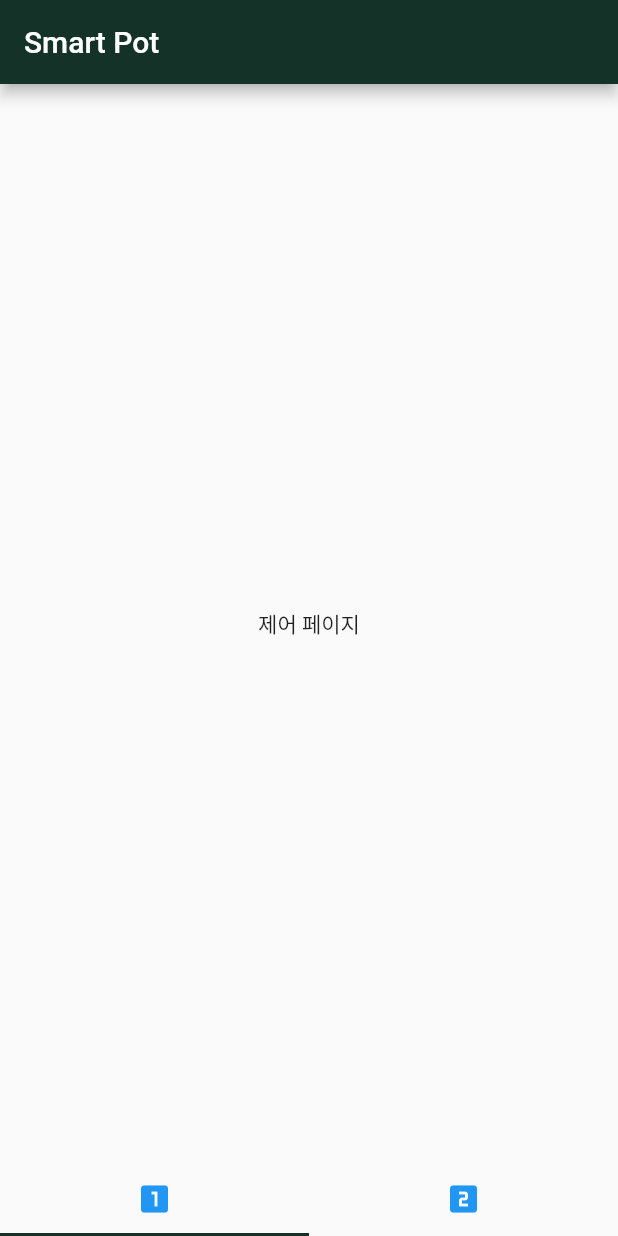
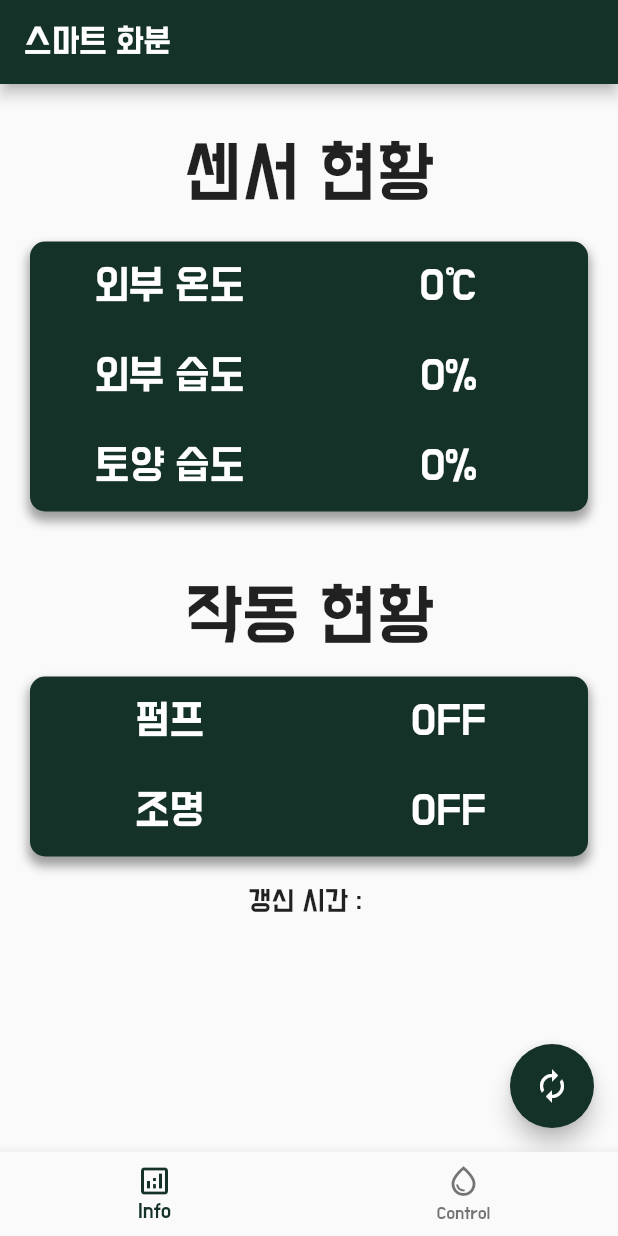
Before and after one commit to Gyudong-Kim/Smart_Pot, a Flutter app: the screen it shows after launch, on a phone screen of 412 x 824 dp. Run offline on Flutter 3.47's test engine with Material 2 defaults, Android fonts, the light colour scheme and no system bars; network calls fail.

Commit message:
Info 페이지 구현

```diff
--- a/lib/control.dart
+++ /dev/null
@@ -1,13 +0,0 @@
-import 'package:flutter/material.dart';
-
-class control extends StatelessWidget {
-  @override
-  Widget build(BuildContext context) {
-    return Scaffold(
-        body: Container(
-      child: Center(
-        child: Text("제어 페이지"),
-      ),
-    ));
-  }
-}
--- /dev/null
+++ b/lib/home.dart
@@ -0,0 +1,46 @@
+import 'package:flutter/material.dart';
+import 'views/control_view.dart';
+import 'views/info_view.dart';
+import 'styles/color.dart';
+
+class Home extends StatefulWidget {
+  const Home({Key? key}) : super(key: key);
+
+  @override
+  State<Home> createState() => _HomeState();
+}
+
+class _HomeState extends State<Home> {
+  int _selectedIndex = 0;
+
+  static List<Widget> pages = <Widget>[InfoPage(), ControlPage()];
+
+  void _onItemTapped(int index) {
+    setState(() {
+      _selectedIndex = index;
+    });
+  }
+
+  @override
+  Widget build(BuildContext context) {
+    return Scaffold(
+        appBar: AppBar(
+          title: Text(
+            '스마트 화분',
+            style: TextStyle(fontSize: 24),
+          ),
+        ),
+        body: pages[_selectedIndex],
+        bottomNavigationBar: BottomNavigationBar(
+          items: const <BottomNavigationBarItem>[
+            BottomNavigationBarItem(
+                icon: Icon(Icons.analytics_outlined), label: 'Info'),
+            BottomNavigationBarItem(
+                icon: Icon(Icons.water_drop_outlined), label: 'Control'),
+          ],
+          selectedItemColor: createMaterialColor(Color(0xff153228)),
+          currentIndex: _selectedIndex,
+          onTap: _onItemTapped,
+        ));
+  }
+}
--- a/lib/main.dart
+++ b/lib/main.dart
@@ -1,7 +1,6 @@
 import 'package:flutter/material.dart';
-import 'control.dart';
-import 'status.dart';
-import 'creatColor.dart';
+import 'home.dart';
+import 'styles/color.dart';
 
 void main() {
   runApp(const MyApp());
@@ -13,58 +12,12 @@ class MyApp extends StatelessWidget {
   @override
   Widget build(BuildContext context) {
     return MaterialApp(
-      title: 'Flutter Demo',
-      theme: ThemeData(primarySwatch: createMaterialColor(Color(0xff153228))),
-      home: const MyHomePage(title: 'Smart Pot'),
+      debugShowCheckedModeBanner: false,
+      title: 'Smart Pot',
+      theme: ThemeData(
+          primarySwatch: createMaterialColor(Color(0xff153228)),
+          fontFamily: 'DoHyeonRegular'),
+      home: Home(),
     );
   }
 }
-
-class MyHomePage extends StatefulWidget {
-  const MyHomePage({super.key, required this.title});
-
-  final String title;
-
-  @override
-  State<MyHomePage> createState() => _MyHomePageState();
-}
-
-class _MyHomePageState extends State<MyHomePage>
-    with SingleTickerProviderStateMixin {
-  TabController? controller;
-
-  @override
-  void initState() {
-    super.initState();
-    controller = TabController(length: 2, vsync: this);
-  }
-
-  @override
-  void dispose() {
-    controller!.dispose();
-    super.dispose();
-  }
-
-  @override
-  Widget build(BuildContext context) {
-    return Scaffold(
-        appBar: AppBar(
-          title: Text(widget.title),
-        ),
-        body: TabBarView(
-          children: <Widget>[control(), status()],
-          controller: controller,
-        ),
-        bottomNavigationBar: TabBar(
-          tabs: <Tab>[
-            Tab(
-              icon: Icon(Icons.looks_one, color: Colors.blue),
-            ),
-            Tab(
-              icon: Icon(Icons.looks_two, color: Colors.blue),
-            )
-          ],
-          controller: controller,
-        ));
-  }
-}
--- a/lib/status.dart
+++ b/lib/views/control_view.dart
@@ -1,12 +1,12 @@
 import 'package:flutter/material.dart';
 
-class status extends StatelessWidget {
+class ControlPage extends StatelessWidget {
   @override
   Widget build(BuildContext context) {
     return Scaffold(
         body: Container(
       child: Center(
-        child: Text("상태 페이지"),
+        child: Text("제어 페이지"),
       ),
     ));
   }
--- /dev/null
+++ b/lib/views/info_view.dart
@@ -0,0 +1,252 @@
+import 'package:flutter/material.dart';
+import 'package:http/http.dart' as http;
+import 'package:intl/intl.dart';
+import 'dart:convert';
+import '../styles/color.dart';
+
+class InfoPage extends StatefulWidget {
+  const InfoPage({super.key});
+
+  @override
+  State<InfoPage> createState() => _InfoPageState();
+}
+
+class _InfoPageState extends State<InfoPage> {
+  String data = '', date = '', isWatering = 'OFF', isLighting = 'OFF';
+  num temp = 0, humi = 0, soilHumi = 0;
+
+  @override
+  void initState() {
+    super.initState();
+    getData();
+  }
+
+  void getData() async {
+    var url = 'http://203.250.32.29:3000/view/home';
+    var uri = Uri.parse(url);
+    var response = await http.get(uri);
+    setState(() {
+      data = response.body;
+      print(data);
+
+      var jsonData = jsonDecode(data);
+      temp = jsonData['potList'][0]['sensorData']['temp'];
+      humi = jsonData['potList'][0]['sensorData']['humi'];
+      soilHumi = jsonData['potList'][0]['sensorData']['soilHumi'];
+      isWatering =
+          jsonData['potList'][0]['stateData']['isWatering'] == 0 ? 'OFF' : 'ON';
+      isLighting =
+          jsonData['potList'][0]['stateData']['isLighting'] == 0 ? 'OFF' : 'ON';
+
+      DateFormat now = DateFormat('yyyy-MM-dd HH:mm');
+      date = now.format(DateTime.now());
+    });
+  }
+
+  @override
+  Widget build(BuildContext context) {
+    return Scaffold(
+      body: Column(
+        mainAxisAlignment: MainAxisAlignment.start,
+        children: [
+          Container(
+            height: 60,
+            margin: EdgeInsets.only(top: 30, bottom: 10),
+            alignment: Alignment.center,
+            child: Text(
+              '센서 현황',
+              style: TextStyle(fontSize: 50),
+            ),
+          ),
+          Container(
+            height: 180,
+            margin: EdgeInsets.fromLTRB(20, 5, 20, 10),
+            decoration: BoxDecoration(
+              color: createMaterialColor(Color(0xff153228)),
+              borderRadius: BorderRadius.circular(10),
+              boxShadow: const [
+                BoxShadow(
+                  color: Colors.grey,
+                  spreadRadius: 1,
+                  blurRadius: 5,
+                  offset: Offset(0, 5),
+                ),
+              ],
+            ),
+            child: Column(children: [
+              Expanded(
+                flex: 1,
+                child: Row(children: [
+                  Expanded(
+                    flex: 1,
+                    child: Container(
+                      alignment: Alignment.center,
+                      child: Text(
+                        '외부 온도',
+                        style: TextStyle(fontSize: 30, color: Colors.white),
+                      ),
+                    ),
+                  ),
+                  Expanded(
+                    flex: 1,
+                    child: Container(
+                      alignment: Alignment.center,
+                      child: Text(
+                        '$temp℃',
+                        style: TextStyle(fontSize: 30, color: Colors.white),
+                      ),
+                    ),
+                  ),
+                ]),
+              ),
+              Expanded(
+                flex: 1,
+                child: Row(children: [
+                  Expanded(
+                    flex: 1,
+                    child: Container(
+                      alignment: Alignment.center,
+                      child: Text(
+                        '외부 습도',
+                        style: TextStyle(fontSize: 30, color: Colors.white),
+                      ),
+                    ),
+                  ),
+                  Expanded(
+                    flex: 1,
+                    child: Container(
+                      alignment: Alignment.center,
+                      child: Text(
+                        '$humi%',
+                        style: TextStyle(fontSize: 30, color: Colors.white),
+                      ),
+                    ),
+                  ),
+                ]),
+              ),
+              Expanded(
+                flex: 1,
+                child: Row(children: [
+                  Expanded(
+                    flex: 1,
+                    child: Container(
+                      alignment: Alignment.center,
+                      child: Text(
+                        '토양 습도',
+                        style: TextStyle(fontSize: 30, color: Colors.white),
+                      ),
+                    ),
+                  ),
+                  Expanded(
+                    flex: 1,
+                    child: Container(
+                      alignment: Alignment.center,
+                      child: Text(
+                        '$soilHumi%',
+                        style: TextStyle(fontSize: 30, color: Colors.white),
+                      ),
+                    ),
+                  ),
+                ]),
+              ),
+            ]),
+          ),
+          Container(
+            height: 55,
+            margin: EdgeInsets.only(top: 30, bottom: 10),
+            alignment: Alignment.center,
+            child: Text(
+              '작동 현황',
+              textAlign: TextAlign.right,
+              style: TextStyle(fontSize: 50),
+            ),
+          ),
+          Container(
+            height: 120,
+            margin: EdgeInsets.fromLTRB(20, 5, 20, 5),
+            decoration: BoxDecoration(
+              color: createMaterialColor(Color(0xff153228)),
+              borderRadius: BorderRadius.circular(10),
+              boxShadow: const [
+                BoxShadow(
+                  color: Colors.grey,
+                  spreadRadius: 1,
+                  blurRadius: 5,
+                  offset: Offset(0, 5),
+                ),
+              ],
+            ),
+            child: Column(children: [
+              Expanded(
+                flex: 1,
+                child: Row(
+                  children: [
+                    Expanded(
+                      flex: 1,
+                      child: Container(
+                        alignment: Alignment.center,
+                        child: Text(
+                          '펌프',
+                          style: TextStyle(fontSize: 30, color: Colors.white),
+                        ),
+                      ),
+                    ),
+                    Expanded(
+                      flex: 1,
+                      child: Container(
+                        alignment: Alignment.center,
+                        child: Text(
+                          isWatering,
+                          style: TextStyle(fontSize: 30, color: Colors.white),
+                        ),
+                      ),
+                    ),
+                  ],
+                ),
+              ),
+              Expanded(
+                  flex: 1,
+                  child: Row(
+                    children: [
+                      Expanded(
+                        flex: 1,
+                        child: Container(
+                          alignment: Alignment.center,
+                          child: Text(
+                            '조명',
+                            style: TextStyle(fontSize: 30, color: Colors.white),
+                          ),
+                        ),
+                      ),
+                      Expanded(
+                        flex: 1,
+                        child: Container(
+                          alignment: Alignment.center,
+                          child: Text(
+                            isLighting,
+                            style: TextStyle(fontSize: 30, color: Colors.white),
+                          ),
+                        ),
+                      ),
+                    ],
+                  )),
+            ]),
+          ),
+          Container(
+            height: 50,
+            alignment: Alignment.center,
+            child: Text(
+              '갱신 시간 : $date',
+              style: TextStyle(fontSize: 20),
+            ),
+          ),
+        ],
+      ),
+      floatingActionButton: FloatingActionButton(
+        onPressed: getData,
+        tooltip: '버튼을 누르면 데이터가 갱신됩니다.',
+        child: const Icon(Icons.autorenew),
+      ),
+    );
+  }
+}
```
Also changed, not shown: analysis_options.yaml (+15 -15 lines), pubspec.yaml (+46 -48 lines), fonts/DoHyeon-Regular.ttf (added), lib/styles/color.dart (renamed from lib/creatColor.dart), pubspec.lock.
